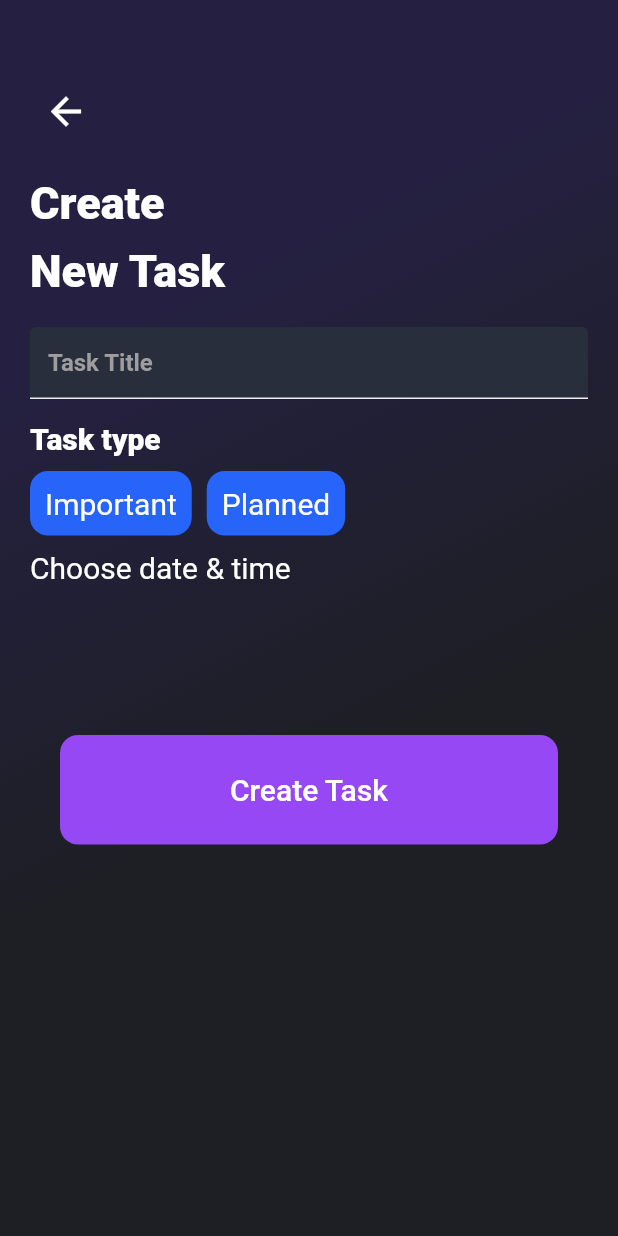
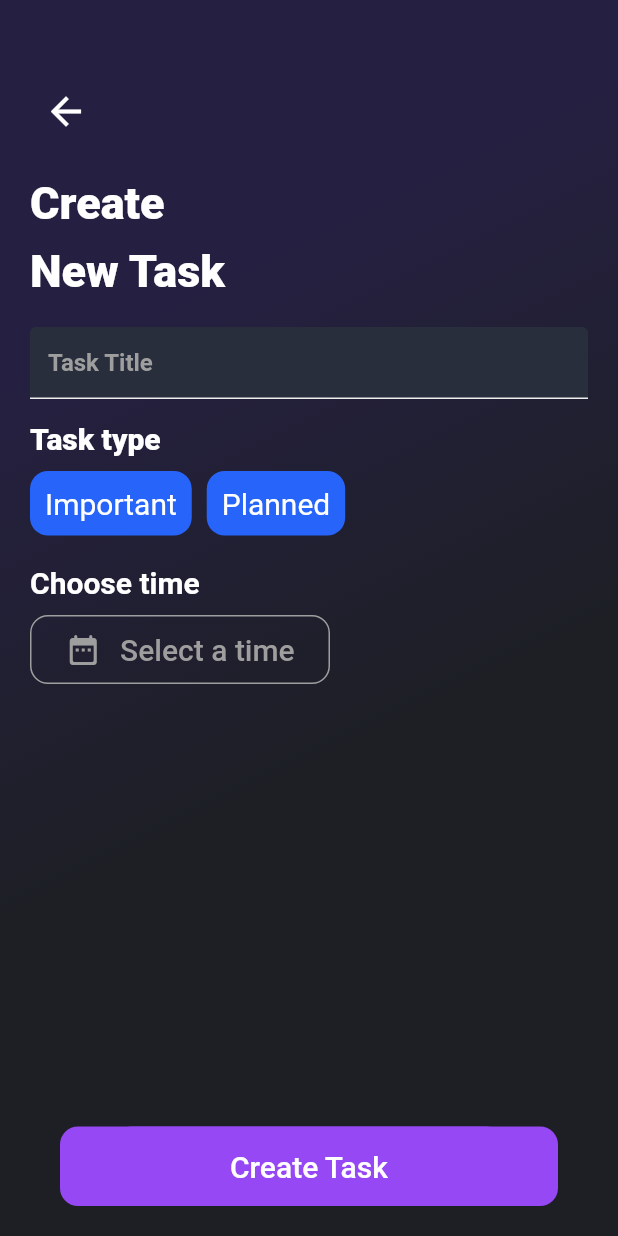
Before and after one commit to kishore-klassy/todoAPP, a Flutter app: the CreateNewTaskPage screen opened directly with empty values, on a phone screen of 412 x 824 dp. Run offline on Flutter 3.47's test engine with Material 2 defaults, Android fonts, the phone set to English and light mode, and no system bars; our stand-ins replace flutter_slidable, google_fonts, hive, hive_flutter, lottie; missing offline and left inert: msh_checkbox; accounts and stored records are empty.

```diff
--- a/lib/components/button.dart
+++ b/lib/components/button.dart
@@ -2,10 +2,10 @@ import 'package:flutter/material.dart';
 import 'package:google_fonts/google_fonts.dart';
 
 class MyButton extends StatelessWidget {
-  final String buttonName;
+
   final VoidCallback onPressed;
 
-  MyButton({super.key, required this.buttonName, required this.onPressed});
+  MyButton({super.key, required this.onPressed});
 
   @override
   Widget build(BuildContext context) {
--- a/lib/components/create_task_page.dart
+++ b/lib/components/create_task_page.dart
@@ -16,10 +16,14 @@ class CreateNewTaskPage extends StatefulWidget {
 }
 
 class _CreateNewTaskPageState extends State<CreateNewTaskPage> {
-  TimeOfDay? _timeOfDay;
+  TimeOfDay? _timeOfDay = TimeOfDay(hour:5, minute: 23);
   void _showTimePicker() async {
     final selectedTime =
-        await showTimePicker(context: context, initialTime: TimeOfDay.now());
+        await showTimePicker(context: context, initialTime: TimeOfDay.now()).then((value) {
+          setState(() {
+            _timeOfDay=value!;
+          });
+        });
     setState(() {
       if (selectedTime != null) {
         _timeOfDay = selectedTime;
@@ -27,10 +31,11 @@ class _CreateNewTaskPageState extends State<CreateNewTaskPage> {
     });
   }
 
+
   @override
   Widget build(BuildContext context) {
     return Scaffold(
-      resizeToAvoidBottomInset:false ,
+        resizeToAvoidBottomInset: false,
         body: Container(
           decoration: const BoxDecoration(
               gradient: LinearGradient(
@@ -64,7 +69,9 @@ class _CreateNewTaskPageState extends State<CreateNewTaskPage> {
               Text(
                 "Create",
                 style: GoogleFonts.aBeeZee(
-                fontSize: 30, fontWeight: FontWeight.w800, color: Colors.white),
+                    fontSize: 30,
+                    fontWeight: FontWeight.w800,
+                    color: Colors.white),
               ),
               const SizedBox(
                 height: 10,
@@ -72,7 +79,9 @@ class _CreateNewTaskPageState extends State<CreateNewTaskPage> {
               Text(
                 "New Task",
                 style: GoogleFonts.aBeeZee(
-                fontSize: 30, fontWeight: FontWeight.w800, color: Colors.white),
+                    fontSize: 30,
+                    fontWeight: FontWeight.w800,
+                    color: Colors.white),
               ),
               const SizedBox(
                 height: 20,
@@ -90,11 +99,11 @@ class _CreateNewTaskPageState extends State<CreateNewTaskPage> {
                     disabledBorder: OutlineInputBorder(
                         borderRadius: BorderRadius.all(Radius.circular(12))),
                     hintText: "Task Title",
-                hintStyle:
-                    TextStyle(color: Colors.grey, fontWeight: FontWeight.w600),
+                    hintStyle: TextStyle(
+                        color: Colors.grey, fontWeight: FontWeight.w600),
                     enabledBorder: UnderlineInputBorder(
-                    borderSide:
-                        BorderSide(color: Color.fromARGB(255, 239, 237, 237))),
+                        borderSide: BorderSide(
+                            color: Color.fromARGB(255, 239, 237, 237))),
                     fillColor: Color.fromARGB(255, 41, 46, 60),
                     filled: true,
                   )),
@@ -112,54 +121,91 @@ class _CreateNewTaskPageState extends State<CreateNewTaskPage> {
               Row(
                 children: [
                   Container(
-                padding: const EdgeInsets.symmetric(vertical: 10, horizontal: 10),
+                    padding: const EdgeInsets.symmetric(
+                        vertical: 10, horizontal: 10),
                     decoration: BoxDecoration(
                         borderRadius: BorderRadius.circular(12),
                         color: const Color.fromARGB(255, 39, 101, 250)),
                     child: Text(
                       "Important",
-                  style: GoogleFonts.aBeeZee(color: Colors.white, fontSize: 20),
+                      style: GoogleFonts.aBeeZee(
+                          color: Colors.white, fontSize: 20),
                     ),
                   ),
                   const SizedBox(
                     width: 10,
                   ),
                   Container(
-                padding: const EdgeInsets.symmetric(vertical: 10, horizontal: 10),
+                    padding: const EdgeInsets.symmetric(
+                        vertical: 10, horizontal: 10),
                     decoration: BoxDecoration(
                         borderRadius: BorderRadius.circular(12),
                         color: const Color.fromARGB(255, 39, 101, 250)),
                     child: Text(
                       "Planned",
-                  style: GoogleFonts.aBeeZee(color: Colors.white, fontSize: 20),
+                      style: GoogleFonts.aBeeZee(
+                          color: Colors.white, fontSize: 20),
                     ),
                   ),
                 ],
               ),
               const SizedBox(
-            height: 10,
+                height: 20,
               ),
-          Text("Choose date & time",
-              style: GoogleFonts.aBeeZee(color: Colors.white, fontSize: 20)),
-          const SizedBox(
-            height: 100,
+              Text("Choose time",
+                  style: GoogleFonts.aBeeZee(
+                      color: Colors.white,
+                      fontSize: 20,
+                      fontWeight: FontWeight.w600)),
+              SizedBox(height: 10),
+              GestureDetector(
+                onTap: _showTimePicker,
+                child: Container(
+                  constraints: BoxConstraints(maxWidth: 200),
+                  padding:
+                      const EdgeInsets.symmetric(vertical: 10, horizontal: 10),
+                  decoration: BoxDecoration(
+                      borderRadius: BorderRadius.circular(12),
+                      border: Border.all(color: Colors.grey)),
+                  child: Row(
+                      mainAxisAlignment: MainAxisAlignment.spaceEvenly,
+                      children: [
+                        Icon(
+                          Icons.date_range_rounded,
+                          color: Colors.grey,
                         ),
+                        Text(
+                          "Select a time",
+                          style: TextStyle(
+                              fontSize: 20,
+                              color: Colors.grey,
+                              fontWeight: FontWeight.w500),
+                        )
+                      ]),
+                ),
+              ),
+              Spacer(),
               GestureDetector(
                   onTap: widget.onSave,
                   child: Center(
                     child: Container(
-                  padding: const EdgeInsets.symmetric(vertical: 10),
-                  margin: const EdgeInsets.symmetric(horizontal: 20),
+                      padding: const EdgeInsets.symmetric(vertical: 0),
+                      margin: const EdgeInsets.symmetric(
+                          horizontal: 20, vertical: 20),
                       width: double.maxFinite,
                       decoration: BoxDecoration(
                         borderRadius: BorderRadius.circular(12),
-                    gradient: const LinearGradient(colors: [
+                        gradient: const LinearGradient(
+                            colors: [
                               Color.fromRGBO(149, 72, 243, 1),
                               Color.fromRGBO(149, 72, 243, 1),
-                    ], stops: [
+                            ],
+                            stops: [
                               0.2,
                               0.8,
-                    ], begin: Alignment.centerLeft, end: Alignment.centerRight),
+                            ],
+                            begin: Alignment.centerLeft,
+                            end: Alignment.centerRight),
                       ),
                       //   child: Center(
                       //       child: Text(
@@ -167,7 +213,8 @@ class _CreateNewTaskPageState extends State<CreateNewTaskPage> {
                       //     style: GoogleFonts.aBeeZee(fontSize: 20, color: Colors.white),
                       //   )),
                       // ),
-                  child: MyButton(buttonName: "Save", onPressed: widget.onSave),
+                      child: MyButton(
+                      onPressed: widget.onSave),
                     ),
                   ))
             ],
--- a/lib/main.dart
+++ b/lib/main.dart
@@ -1,5 +1,5 @@
 import 'package:flutter/material.dart';
-import 'package:todoapp/data/signup_page.dart';
+import 'package:todoapp/pages/signup_page.dart';
 import 'package:hive_flutter/hive_flutter.dart';
 
 void main() async {
```
Also changed, not shown: lib/components/todo_tile.dart (+12 -6 lines), lib/data/database.dart (+6 -3 lines), lib/pages/homepage.dart (+44 -13 lines), lib/pages/signup_page.dart (renamed from lib/data/signup_page.dart). Lines whose indentation alone changed are shown as unchanged.
